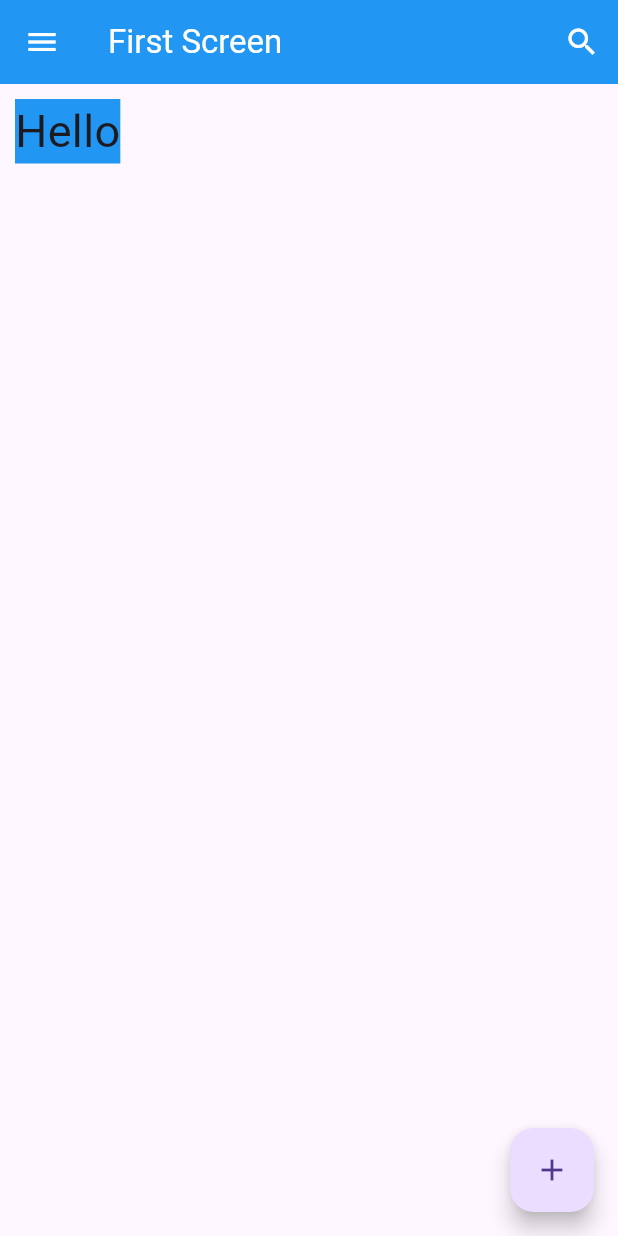
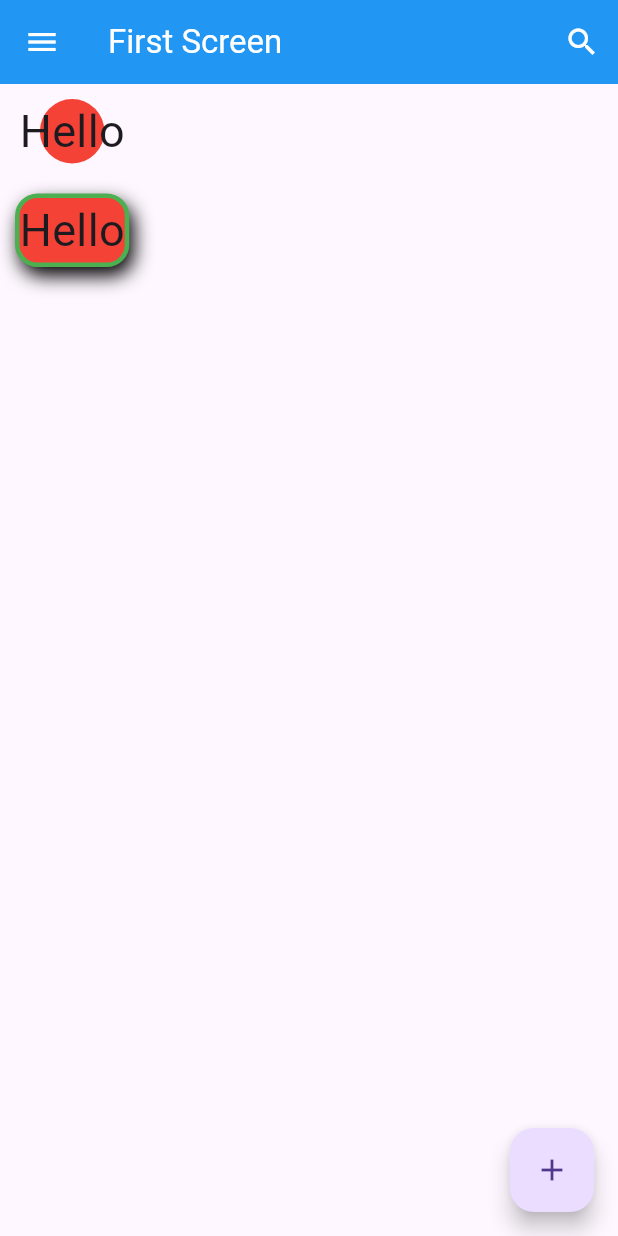
Before and after one commit to fauzihub13/learn-flutter, a Flutter app: the screen it shows after launch, on a phone screen of 412 x 824 dp. Run offline on Flutter 3.47's test engine with Material 3 defaults, Android fonts, the phone set to English and light mode, and no system bars.

Commit message:
feat: learn container decoration

```diff
--- a/lib/scaffold.dart
+++ b/lib/scaffold.dart
@@ -32,13 +32,37 @@ class FirstScreen extends StatelessWidget {
           onPressed: () {},
         ),
       ),
-      body: Container(
-          color: Colors.blue,
-          margin: const EdgeInsets.all(10),
-          child: const Text(
-            "Hello",
-            style: TextStyle(fontSize: 30.0),
-          )),
+      body: Column(
+        children: [
+          Container(
+              decoration: const BoxDecoration(
+                  color: Colors.red, shape: BoxShape.circle),
+              margin: const EdgeInsets.all(10),
+              child: const Text(
+                "Hello",
+                style: TextStyle(fontSize: 30.0),
+              )),
+          Container(
+              decoration: BoxDecoration(
+                color: Colors.red,
+                boxShadow: const [
+                  BoxShadow(
+                    color: Colors.black,
+                    offset: Offset(3, 6),
+                    blurRadius: 10,
+                  )
+                ],
+                border: Border.all(color: Colors.green, width: 3),
+                borderRadius:
+                    BorderRadius.circular(15),
+              ),
+              margin: const EdgeInsets.all(10),
+              child: const Text(
+                "Hello",
+                style: TextStyle(fontSize: 30.0),
+              )),
+        ],
+      ),
       floatingActionButton: FloatingActionButton(
         child: const Icon(Icons.add),
         onPressed: () {},
```
